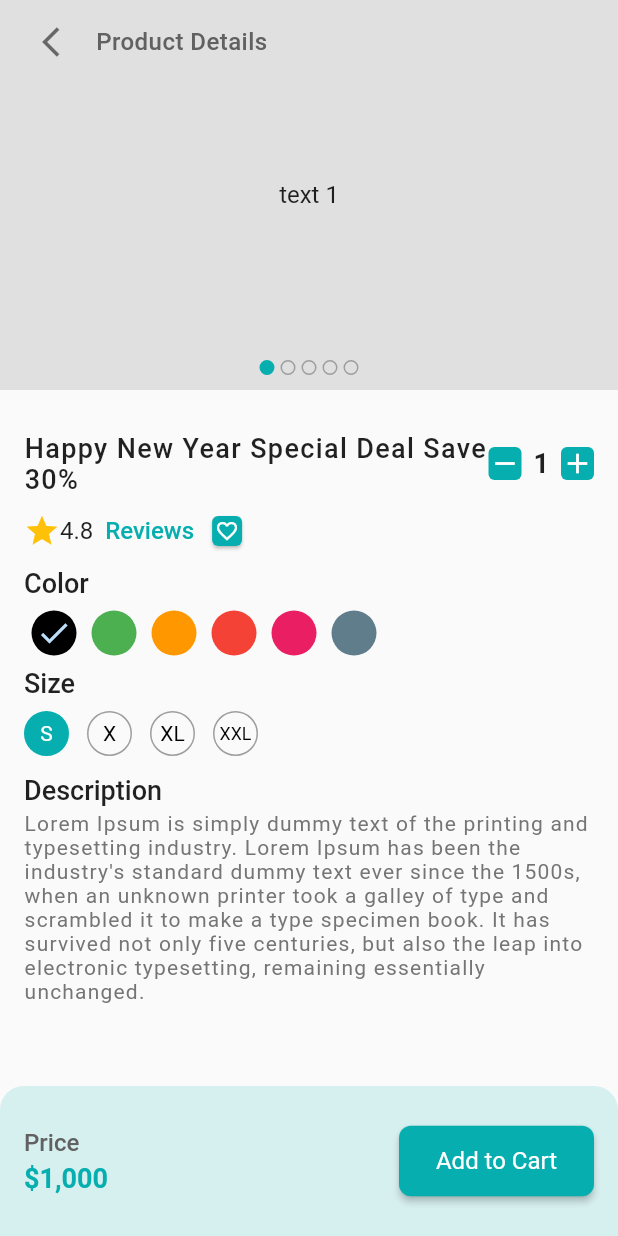
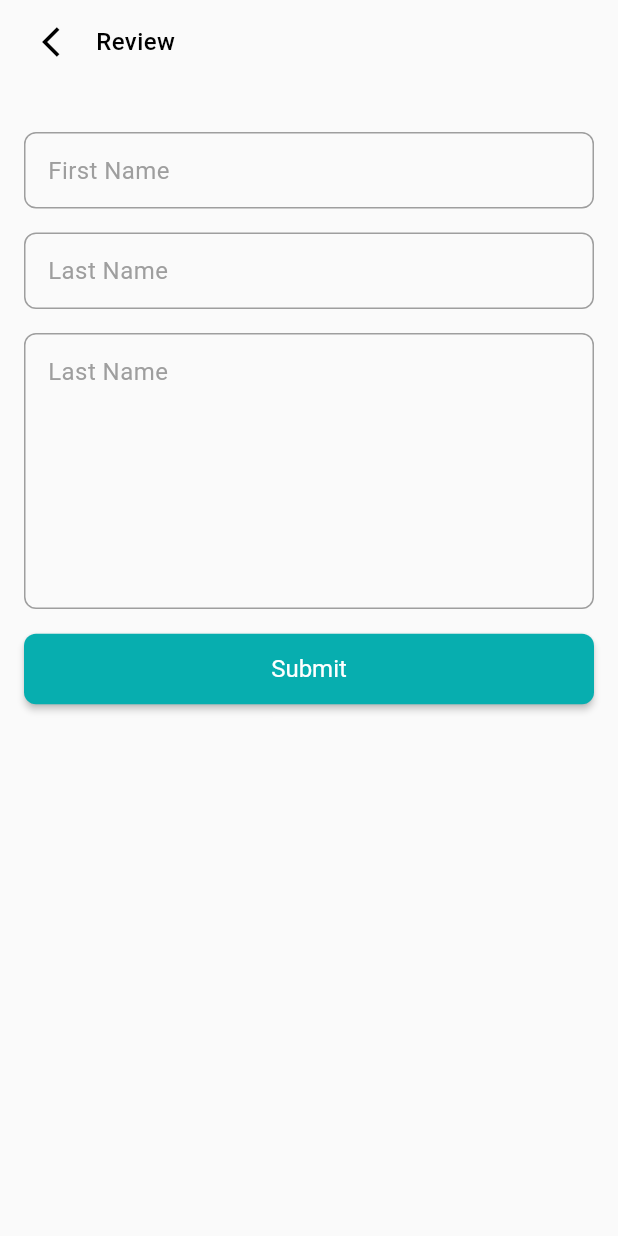
Before and after one commit to robiulhassancse/crafty_bay, a Flutter app: the ProductDetailsScreen screen opened directly, after a tap on "Reviews", on a phone screen of 412 x 824 dp. Run offline on Flutter 3.47's test engine with Material 2 defaults, Android fonts, the phone set to English and light mode, and no system bars; drawn by our look-alikes of carousel_slider; our stand-ins replace flutter_svg, get, pin_code_fields; network calls fail.

Commit message:
Create and Review list screen has been complete

```diff
--- /dev/null
+++ b/lib/presentations/ui/screen/create_review_screen.dart
@@ -0,0 +1,68 @@
+import 'package:crafty_bay/presentations/ui/screen/reviews_list_screen.dart';
+import 'package:flutter/material.dart';
+import 'package:get/get.dart';
+
+class CreateReviewScreen extends StatefulWidget {
+  const CreateReviewScreen({super.key});
+
+  @override
+  State<CreateReviewScreen> createState() => _CreateReviewScreenState();
+}
+
+class _CreateReviewScreenState extends State<CreateReviewScreen> {
+  @override
+  Widget build(BuildContext context) {
+    return Scaffold(
+      appBar: AppBar(
+        backgroundColor: Colors.transparent,
+        elevation: 0,
+        title: Row(
+          children: [
+            IconButton(onPressed: (){}, icon: const Icon(Icons.arrow_back_ios,color: Colors.black,),),
+            const Text('Review',style: TextStyle(fontSize: 16,color: Colors.black),),
+          ],
+        ),
+      ),
+      body: SafeArea(
+        child: Padding(
+          padding: const EdgeInsets.all(16.0),
+          child: Column(
+            children: [
+              const SizedBox(
+                height: 16,
+              ),
+              TextFormField(
+                decoration: const InputDecoration(
+                  hintText: 'First Name'
+                ),
+              ),
+              const SizedBox(
+                height: 16,
+              ),
+              TextFormField(
+                decoration: const InputDecoration(
+                  hintText: 'Last Name'
+                ),
+              ),
+              const SizedBox(
+                height: 16,
+              ),
+              TextFormField(
+                maxLines: 8,
+                decoration: const InputDecoration(
+                    hintText: 'Last Name'
+                ),
+              ),
+              const SizedBox(
+                height: 16,
+              ),
+              ElevatedButton(onPressed: (){
+                Get.offAll(()=>const ReviewListScreen());
+              }, child: const Text('Submit'),),
+            ],
+          ),
+        ),
+      ),
+    );
+  }
+}
--- a/lib/presentations/ui/screen/product_details_screen.dart
+++ b/lib/presentations/ui/screen/product_details_screen.dart
@@ -1,9 +1,11 @@
+import 'package:crafty_bay/presentations/ui/screen/create_review_screen.dart';
 import 'package:crafty_bay/presentations/ui/utility/app_colors.dart';
 import 'package:crafty_bay/presentations/ui/widgets/color_picker.dart';
 import 'package:crafty_bay/presentations/ui/widgets/custom_stepper.dart';
 import 'package:crafty_bay/presentations/ui/widgets/products_carosul_slider.dart';
 import 'package:crafty_bay/presentations/ui/widgets/size_picker.dart';
 import 'package:flutter/material.dart';
+import 'package:get/get.dart';
 
 class ProductDetailsScreen extends StatefulWidget {
   const ProductDetailsScreen({super.key});
@@ -159,7 +161,9 @@ class _ProductDetailsScreenState extends State<ProductDetailsScreen> {
           ],
         ),
         TextButton(
-          onPressed: () {},
+          onPressed: () {
+            Get.offAll(()=>const CreateReviewScreen());
+          },
           child: const Text(
             'Reviews',
             style: TextStyle(color: AppColors.primaryColor, fontSize: 16),
```
Also changed, not shown: lib/presentations/ui/screen/reviews_list_screen.dart (added, +72 -0 lines).
